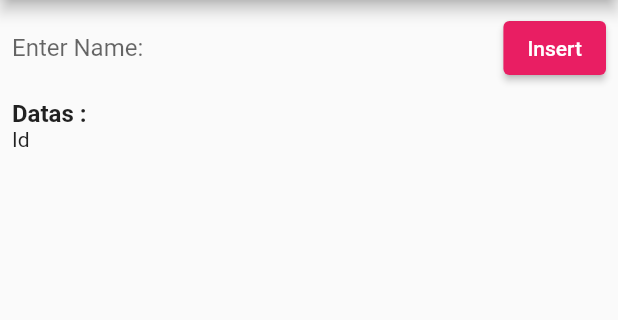
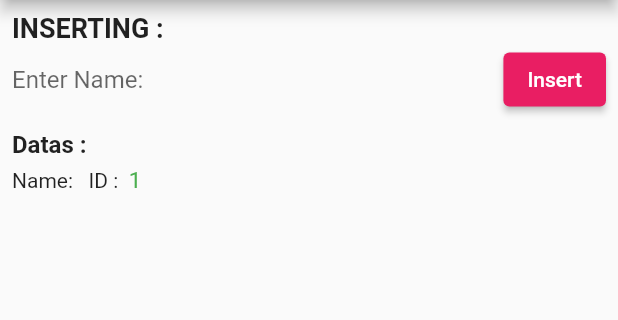
Before and after one commit to jinosh05/sqflite_example, a Flutter app: the screen it shows after launch, after a tap on "Insert", on a phone screen of 412 x 824 dp, the part 84-404 px from its top. Run offline on Flutter 3.47's test engine with Material 2 defaults, Android fonts, the phone set to English and light mode, and no system bars; our stand-ins replace sqflite; accounts and stored records are empty.

Commit message:
UI improvement

```diff
--- a/lib/main.dart
+++ b/lib/main.dart
@@ -33,6 +33,9 @@ class _MyAppState extends State<MyApp> {
 
   @override
   Widget build(BuildContext context) {
+    const sizedBox = SizedBox(
+      height: 10,
+    );
     return Scaffold(
       appBar: AppBar(
         title: const Text('Sqflite Example'),
@@ -46,6 +49,13 @@ class _MyAppState extends State<MyApp> {
         child: Column(
           crossAxisAlignment: CrossAxisAlignment.start,
           children: [
+            const Text(
+              'INSERTING :',
+              style: TextStyle(
+                fontWeight: FontWeight.bold,
+                fontSize: 18,
+              ),
+            ),
             Row(
               mainAxisAlignment: MainAxisAlignment.spaceBetween,
               children: [
@@ -80,9 +90,7 @@ class _MyAppState extends State<MyApp> {
                     ))
               ],
             ),
-            const SizedBox(
-              height: 10,
-            ),
+            sizedBox,
             const Text(
               'Datas :',
               style: TextStyle(
@@ -90,21 +98,48 @@ class _MyAppState extends State<MyApp> {
                 fontSize: 16,
               ),
             ),
-            //
-            allDatas.isNotEmpty
-                ? ListView.builder(
-                    itemCount: allDatas.length,
-                    shrinkWrap: true,
-                    itemBuilder: (BuildContext context, int index) {
-                      return Text(
-                        'Id ${allDatas[index][DatabaseHelper.columnName]}',
-                      );
-                    },
-                  )
-                : const Text('No Datas Found')
+            dataList()
           ],
         ),
       ),
     );
   }
+
+  StatelessWidget dataList() {
+    return allDatas.isNotEmpty
+        ? ListView.separated(
+            itemCount: allDatas.length,
+            padding: const EdgeInsets.symmetric(vertical: 5),
+            shrinkWrap: true,
+            itemBuilder: (BuildContext context, int index) {
+              return Text.rich(
+                TextSpan(text: 'Name: ', children: [
+                  TextSpan(
+                    text: allDatas[index][DatabaseHelper.columnName],
+                    style: const TextStyle(
+                      fontSize: 15,
+                      color: Colors.purple,
+                    ),
+                  ),
+                  const TextSpan(
+                    text: '\t ID : \t',
+                  ),
+                  TextSpan(
+                    text: allDatas[index][DatabaseHelper.columnId].toString(),
+                    style: const TextStyle(
+                      fontSize: 15,
+                      color: Colors.green,
+                    ),
+                  ),
+                ]),
+              );
+            },
+            separatorBuilder: (BuildContext context, int index) {
+              return const SizedBox(
+                height: 5,
+              );
+            },
+          )
+        : const Text('No Datas Found');
+  }
 }
```
